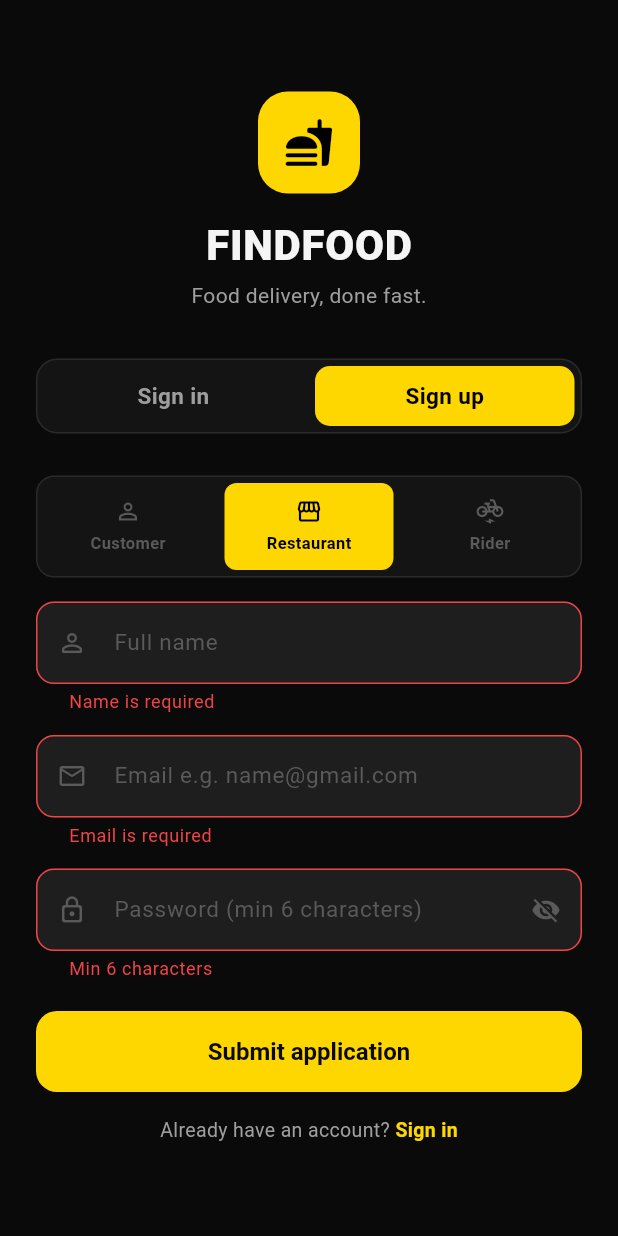
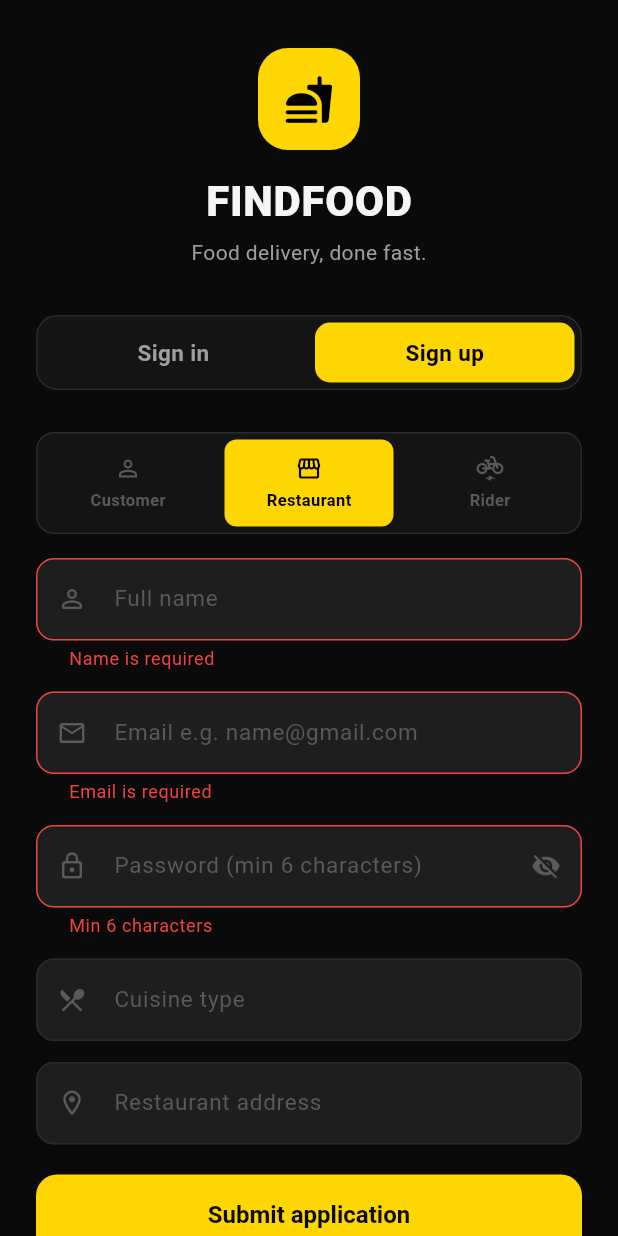
Before and after one commit to Rexfordayensu/FINDFOOD-DELIVERY-FRONTEND, a Flutter app: the LoginScreen screen opened directly, after a tap on "Sign up", after a tap on "Create account", after a tap on "Restaurant", on a phone screen of 412 x 824 dp. Run offline on Flutter 3.47's test engine with Material 3 defaults, Android fonts, the phone set to English and light mode, and no system bars; network calls fail.

Commit message:
modiifed enpoint routes and implememted restaurant accpetance and rejection

```diff
--- a/lib/screens/auth/login_screen.dart
+++ b/lib/screens/auth/login_screen.dart
@@ -98,47 +98,21 @@ class _LoginScreenState extends State<LoginScreen>
     if (!_signupKey.currentState!.validate()) return;
     setState(() => _isLoading = true);
     try {
-      final registrationData = await ApiService.register(
-        name:     _signupName.text.trim(),
-        email:    _signupEmail.text.trim(),
-        password: _signupPass.text.trim(),
-        role:     _signupRole,
+      await ApiService.register(
+        name:        _signupName.text.trim(),
+        email:       _signupEmail.text.trim(),
+        password:    _signupPass.text.trim(),
+        role:        _signupRole,
+        cuisineType: _signupRole == 'restaurant'
+            ? _signupCuisine.text.trim()
+            : null,
+        address:     _signupRole == 'restaurant'
+            ? _signupAddress.text.trim()
+            : null,
       );
       if (!mounted) return;
 
       if (_signupRole == 'restaurant') {
-        String? token = registrationData['access_token']?.toString();
-        if ((token == null || token.isEmpty) && registrationData['token'] != null) {
-          token = registrationData['token'].toString();
-        }
-
-        if ((token == null || token.isEmpty)) {
-          final loginData = await ApiService.login(
-            _signupEmail.text.trim(),
-            _signupPass.text.trim(),
-          );
-          token = loginData['access_token']?.toString();
-        }
-
-        if (token != null && token.isNotEmpty) {
-          try {
-            await ApiService.createRestaurant(
-              token: token,
-              name: _signupName.text.trim(),
-              cuisineType: _signupCuisine.text.trim().isNotEmpty
-                  ? _signupCuisine.text.trim()
-                  : 'Not specified',
-              address: _signupAddress.text.trim().isNotEmpty
-                  ? _signupAddress.text.trim()
-                  : 'Pending review',
-              email: _signupEmail.text.trim(),
-              password: _signupPass.text.trim(),
-            );
-          } catch (_) {
-            // The user account exists; the approval profile will be reviewed by the admin.
-          }
-        }
-
         _showVendorDialog();
       } else {
         // Pre-fill login email so user doesn't have to retype it
@@ -493,6 +467,24 @@ class _LoginScreenState extends State<LoginScreen>
             validator: (v) =>
                 (v == null || v.length < 6) ? 'Min 6 characters' : null,
           ),
+          if (_signupRole == 'restaurant') ...[
+            const SizedBox(height: 14),
+            AppTextField(
+              controller: _signupCuisine,
+              hint: 'Cuisine type',
+              prefixIcon: Icons.restaurant_menu_outlined,
+              validator: (v) =>
+                  (v == null || v.trim().isEmpty) ? 'Cuisine type is required' : null,
+            ),
+            const SizedBox(height: 14),
+            AppTextField(
+              controller: _signupAddress,
+              hint: 'Restaurant address',
+              prefixIcon: Icons.location_on_outlined,
+              validator: (v) =>
+                  (v == null || v.trim().isEmpty) ? 'Address is required' : null,
+            ),
+          ],
           const SizedBox(height: 20),
 
           PrimaryButton(
--- a/lib/services/api_service.dart
+++ b/lib/services/api_service.dart
@@ -45,16 +45,25 @@ class ApiService {
     required String email,
     required String password,
     required String role,
+    String? cuisineType,
+    String? address,
   }) async {
+    final body = {
+      'name': name,
+      'email': email,
+      'password': password,
+      'role': role,
+    };
+
+    if (role == 'restaurant') {
+      body['cuisine_type'] = cuisineType ?? '';
+      body['address'] = address ?? '';
+    }
+
     final response = await http.post(
       Uri.parse('$baseUrl/register'),
       headers: {'Content-Type': 'application/json'},
-      body: jsonEncode({
-        'name': name,
-        'email': email,
-        'password': password,
-        'role': role,
-      }),
+      body: jsonEncode(body),
     );
     final data = _decode(response);
     if (response.statusCode == 201) return data;
@@ -92,6 +101,49 @@ class ApiService {
           .toList();
     }
     throw Exception('Failed to load restaurants (${response.statusCode})');
+  }
+
+  static Future<List<Restaurant>> getPendingRestaurants({String? token}) async {
+    final response = await http.get(
+      Uri.parse('$baseUrl/restaurants?restaurant_status=pending'),
+      headers: token == null
+          ? {}
+          : {'Authorization': 'Bearer $token'},
+    );
+    if (response.statusCode == 200) {
+      return _decodeList(response)
+          .map((r) => Restaurant.fromJson(r))
+          .toList();
+    }
+    throw Exception('Failed to load pending restaurants (${response.statusCode})');
+  }
+
+  static Future<void> approveRestaurant({
+    required int restaurantId,
+    required String token,
+  }) async {
+    final response = await http.put(
+      Uri.parse('$baseUrl/admin/restaurants/$restaurantId/approve'),
+      headers: {'Authorization': 'Bearer $token'},
+    );
+    if (response.statusCode != 200) {
+      final data = _decode(response);
+      throw Exception(data['detail'] ?? 'Failed to approve restaurant (${response.statusCode})');
+    }
+  }
+
+  static Future<void> rejectRestaurant({
+    required int restaurantId,
+    required String token,
+  }) async {
+    final response = await http.delete(
+      Uri.parse('$baseUrl/admin/restaurants/$restaurantId'),
+      headers: {'Authorization': 'Bearer $token'},
+    );
+    if (response.statusCode != 200) {
+      final data = _decode(response);
+      throw Exception(data['detail'] ?? 'Failed to reject restaurant (${response.statusCode})');
+    }
   }
 
   static Future<Restaurant> createRestaurant({
@@ -141,17 +193,17 @@ class ApiService {
     required String? description,
     required int price,
   }) async {
+    final uri = Uri.parse('$baseUrl/restaurants/$restaurantId/menu')
+        .replace(queryParameters: {
+      'name': name,
+      'price': price.toString(),
+      'description': description ?? '',
+    });
     final response = await http.post(
-      Uri.parse('$baseUrl/restaurants/$restaurantId/menu'),
+      uri,
       headers: {
-        'Content-Type': 'application/json',
         'Authorization': 'Bearer $token',
       },
-      body: jsonEncode({
-        'name': name,
-        'description': description,
-        'price': price,
-      }),
     );
     final data = _decode(response);
     if (response.statusCode == 201) return MenuItem.fromJson(data);
```
Also changed, not shown: lib/screens/admin/admin_dashboard.dart (+184 -33 lines).
